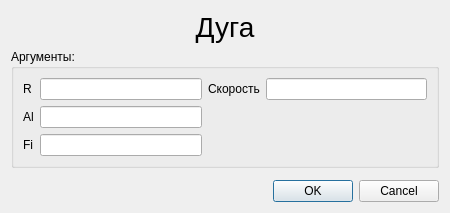
Above: KAMEditor/gui/commands/arcdialog.ui from Xtail96/SML before the change. Below: the same form after it.
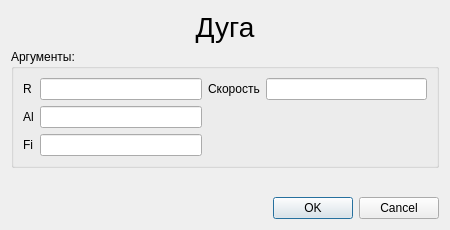
That is the form after the change.

Commit message: Обновлена команда Дуга; Рефакторинг имен в формах команд Линия и Дуга

Patch:
```diff
--- a/KAMEditor/gui/commands/arcdialog.ui
+++ b/KAMEditor/gui/commands/arcdialog.ui
@@ -7,7 +7,7 @@
     <x>0</x>
     <y>0</y>
     <width>450</width>
-    <height>213</height>
+    <height>230</height>
    </rect>
   </property>
   <property name="windowTitle">
@@ -100,7 +100,7 @@
      </property>
     </widget>
    </item>
-   <item row="3" column="0">
+   <item row="3" column="0" colspan="2">
     <spacer name="verticalSpacer">
      <property name="orientation">
       <enum>Qt::Vertical</enum>
```
Left out of the diff: 20 changed lines with no effect on the pictures. The commit also changes 5 other files.
